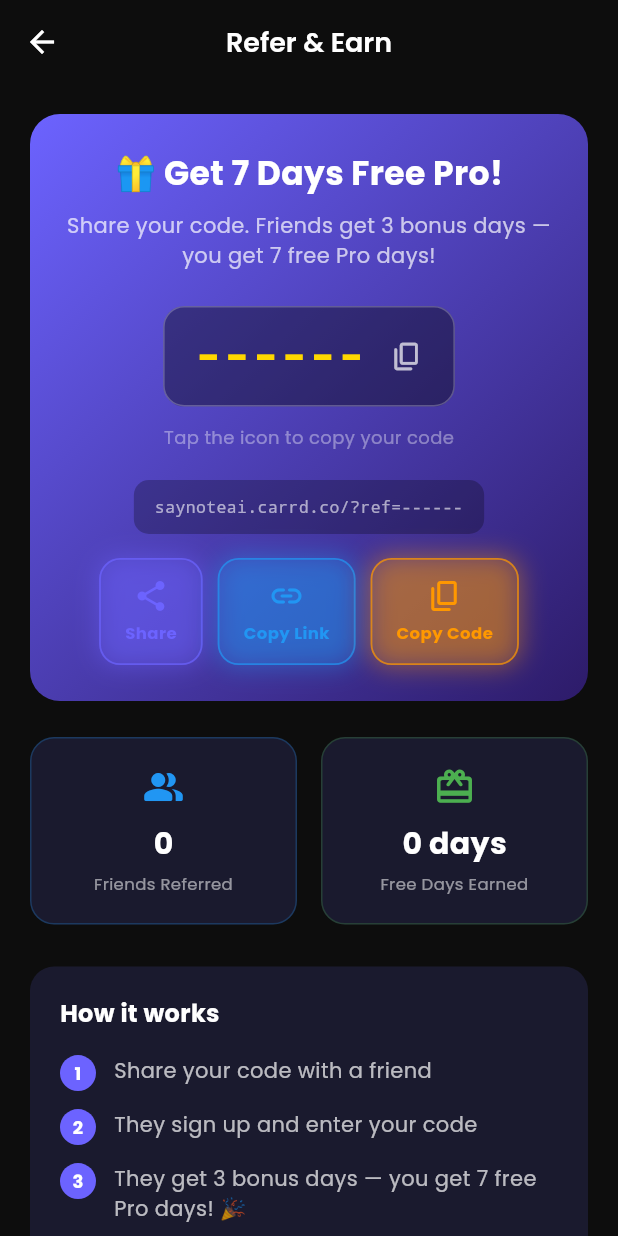
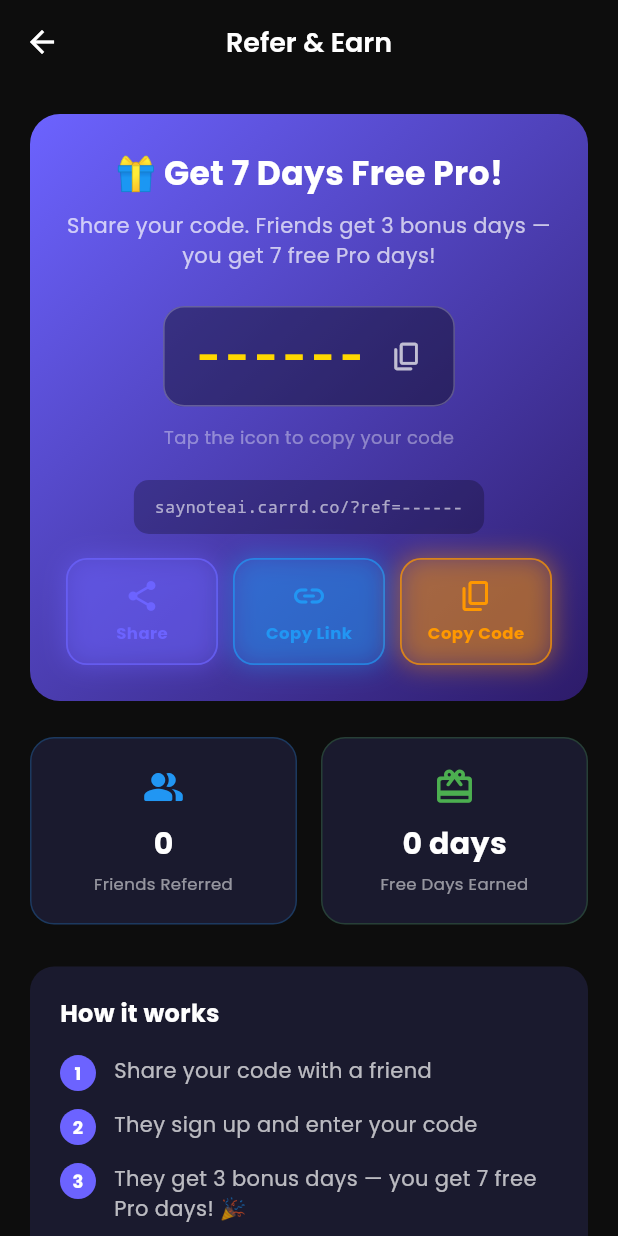
Before and after one commit to mudassiralladatkhan/SayAi, a Flutter app: the ReferralScreen screen opened directly, on a phone screen of 412 x 824 dp. Run offline on Flutter 3.47's test engine with Material 3 defaults, Android fonts, the phone set to English and light mode, and no system bars; our stand-ins replace cloud_firestore, firebase_auth, firebase_core, flutter_dotenv, flutter_local_notifications, flutter_tts and 6 more; missing offline and left inert: android_alarm_manager_plus, razorpay_flutter; accounts and stored records are empty.

Commit message:
Fix: button row overflow - use Expanded layout for equal width buttons

```diff
--- a/lib/screens/referral_screen.dart
+++ b/lib/screens/referral_screen.dart
@@ -262,13 +262,12 @@ class _ReferralScreenState extends State<ReferralScreen> {
                         const SizedBox(height: 16),
                         // Share / Copy buttons
                         Row(
-                          mainAxisAlignment: MainAxisAlignment.center,
                           children: [
-                            _buildActionBtn(Icons.share_rounded, 'Share', AppTheme.primaryPurple, _shareLink),
+                            Expanded(child: _buildActionBtn(Icons.share_rounded, 'Share', AppTheme.primaryPurple, _shareLink)),
                             const SizedBox(width: 10),
-                            _buildActionBtn(Icons.link_rounded, 'Copy Link', Colors.blue, _copyLink),
+                            Expanded(child: _buildActionBtn(Icons.link_rounded, 'Copy Link', Colors.blue, _copyLink)),
                             const SizedBox(width: 10),
-                            _buildActionBtn(Icons.copy_rounded, 'Copy Code', Colors.orange, _copyCode),
+                            Expanded(child: _buildActionBtn(Icons.copy_rounded, 'Copy Code', Colors.orange, _copyCode)),
                           ],
                         ),
                       ],
@@ -447,7 +446,8 @@ class _ReferralScreenState extends State<ReferralScreen> {
     return GestureDetector(
       onTap: onTap,
       child: Container(
-        padding: const EdgeInsets.symmetric(horizontal: 16, vertical: 12),
+        width: double.infinity,
+        padding: const EdgeInsets.symmetric(vertical: 12),
         decoration: BoxDecoration(
           color: color.withOpacity(0.15),
           borderRadius: BorderRadius.circular(14),
```
